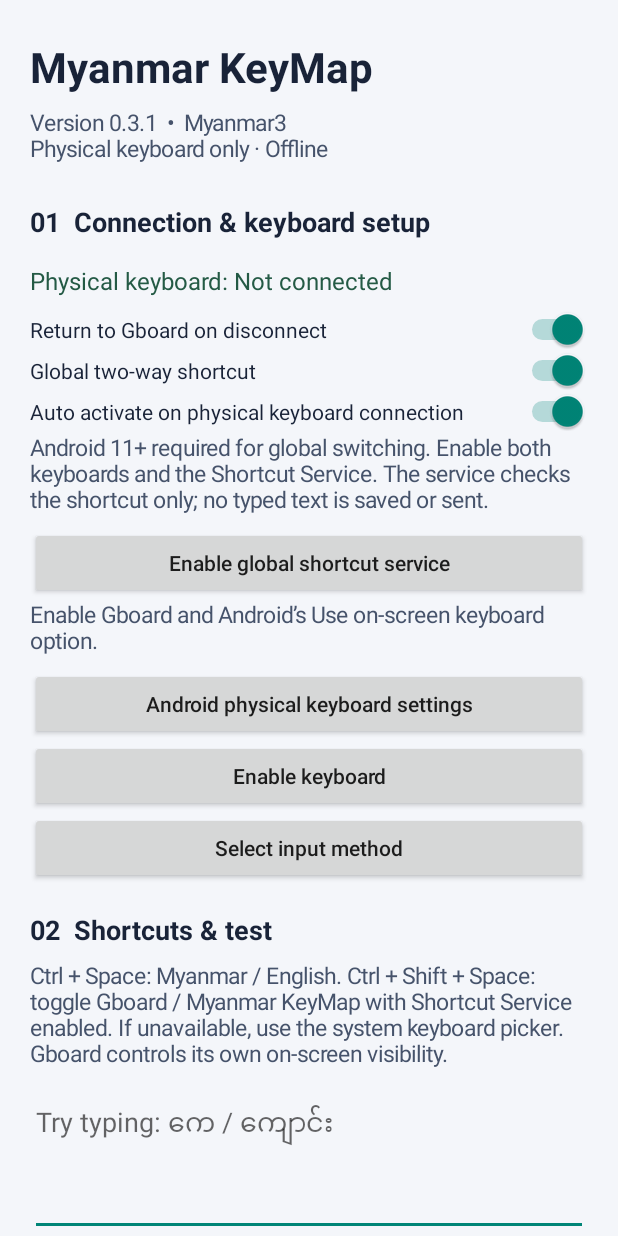
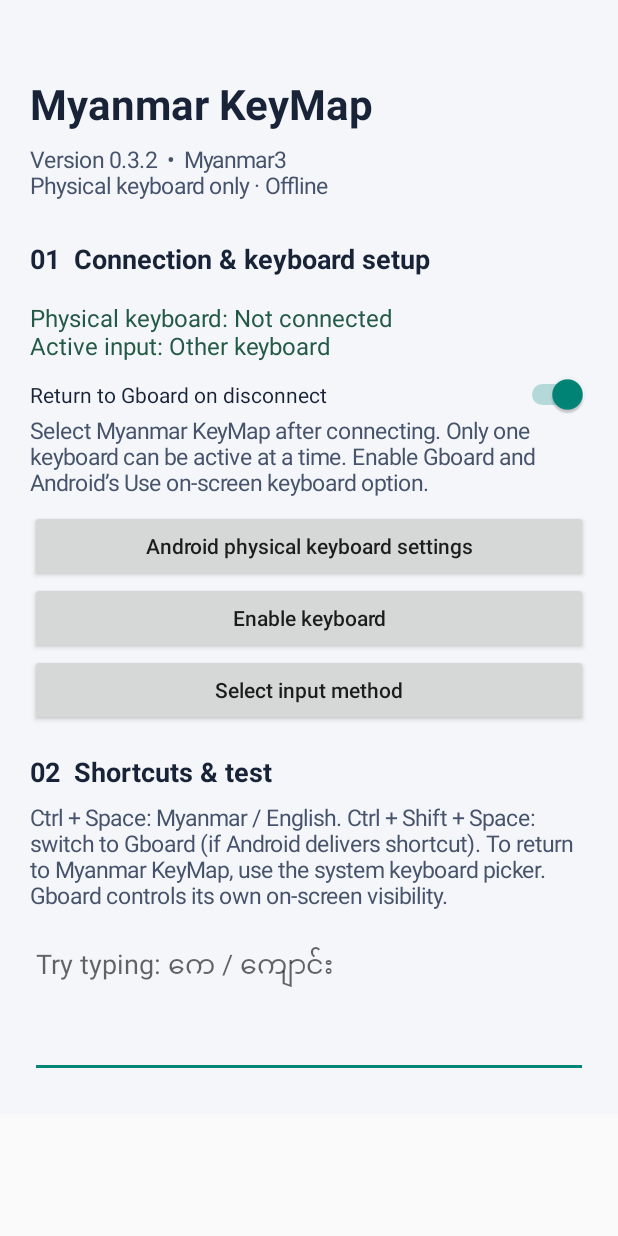
Before and after one commit to myoehtet/MyanmarKeyMap, an Android app: the screen it shows after launch (MainActivity), on a phone screen of 412 x 824 dp. Run offline under Robolectric (Android 15) with nearby library versions, the phone set to English and light mode, and no system bars.

Commit message:
Add files via upload

```diff
--- a/app/build.gradle.kts
+++ b/app/build.gradle.kts
@@ -2,7 +2,7 @@ plugins { id("com.android.application"); id("org.jetbrains.kotlin.android") }
 android {
     namespace = "com.example.myanmarkeymap"
     compileSdk = 35
-    defaultConfig { applicationId = "com.example.myanmarkeymap"; minSdk = 26; targetSdk = 35; versionCode = 5; versionName = "0.3.1" }
+    defaultConfig { applicationId = "com.example.myanmarkeymap"; minSdk = 26; targetSdk = 35; versionCode = 6; versionName = "0.3.2" }
     compileOptions { sourceCompatibility = JavaVersion.VERSION_17; targetCompatibility = JavaVersion.VERSION_17 }
     kotlinOptions { jvmTarget = "17" }
 }
--- a/app/src/main/AndroidManifest.xml
+++ b/app/src/main/AndroidManifest.xml
@@ -8,9 +8,5 @@
             <intent-filter><action android:name="android.view.InputMethod"/></intent-filter>
             <meta-data android:name="android.view.im" android:resource="@xml/input_method"/>
         </service>
-        <service android:name=".ShortcutService" android:label="Myanmar KeyMap Shortcut Service" android:permission="android.permission.BIND_ACCESSIBILITY_SERVICE" android:exported="true">
-            <intent-filter><action android:name="android.accessibilityservice.AccessibilityService"/></intent-filter>
-            <meta-data android:name="android.accessibilityservice" android:resource="@xml/shortcut_service"/>
-        </service>
     </application>
 </manifest>
--- a/app/src/main/java/com/example/myanmarkeymap/MainActivity.kt
+++ b/app/src/main/java/com/example/myanmarkeymap/MainActivity.kt
@@ -18,7 +18,9 @@ class MainActivity : Activity() {
     private val inputs by lazy { getSystemService(InputManager::class.java) }
     private fun refreshStatus() {
         val names = inputs.inputDeviceIds.toList().mapNotNull { inputs.getInputDevice(it) }.filter { !it.isVirtual && it.keyboardType == InputDevice.KEYBOARD_TYPE_ALPHABETIC }.map { it.name }.distinct()
-        status.text = if (names.isEmpty()) "Physical keyboard: Not connected" else "Connected: " + names.joinToString(", ")
+        val current = Settings.Secure.getString(contentResolver, Settings.Secure.DEFAULT_INPUT_METHOD) ?: ""
+        val mode = if (current.startsWith(packageName + "/")) "Myanmar KeyMap" else if (current.startsWith("com.google.android.inputmethod.latin/")) "Gboard" else "Other keyboard"
+        status.text = (if (names.isEmpty()) "Physical keyboard: Not connected" else "Connected: " + names.joinToString(", ")) + "\nActive input: " + mode
     }
     private val listener = object : InputManager.InputDeviceListener {
         override fun onInputDeviceAdded(id:Int) = refreshStatus()
@@ -35,21 +37,16 @@ class MainActivity : Activity() {
         fun heading(t:String, size:Float=18f) { layout.addView(TextView(this).apply { text=t; textSize=size; setTextColor(Color.parseColor("#192338")); setTypeface(null,Typeface.BOLD); setPadding(0,dp(18),0,dp(8)) }) }
         fun note(t:String) { layout.addView(TextView(this).apply { text=t; textSize=15f; setTextColor(Color.parseColor("#46536B")); setPadding(0,0,0,dp(8)) }) }
         fun button(t:String, action:()->Unit) { layout.addView(Button(this).apply { text=t; isAllCaps=false; setOnClickListener { action() } }) }
-        heading("Myanmar KeyMap",28f); note("Version 0.3.1  •  Myanmar3\nPhysical keyboard only · Offline")
+        heading("Myanmar KeyMap",28f); note("Version 0.3.2  •  Myanmar3\nPhysical keyboard only · Offline")
         heading("01  Connection & keyboard setup")
         status = TextView(this).apply { textSize=16f; setTextColor(Color.parseColor("#245A45")); setPadding(0,dp(8),0,dp(8)) }; layout.addView(status)
         layout.addView(Switch(this).apply { text="Return to Gboard on disconnect"; setTextColor(Color.parseColor("#192338")); isChecked=prefs.getBoolean("return_gboard",true); setOnCheckedChangeListener { _,v -> prefs.edit().putBoolean("return_gboard",v).apply() } })
-        fun option(label: String, key: String) { layout.addView(Switch(this).apply { text=label; setTextColor(Color.parseColor("#192338")); isChecked=prefs.getBoolean(key,true); setOnCheckedChangeListener { _,v -> prefs.edit().putBoolean(key,v).apply() } }) }
-        option("Global two-way shortcut", "global_shortcut")
-        option("Auto activate on physical keyboard connection", "auto_activate")
-        note("Android 11+ required for global switching. Enable both keyboards and the Shortcut Service. The service checks the shortcut only; no typed text is saved or sent.")
-        button("Enable global shortcut service") { startActivity(Intent(Settings.ACTION_ACCESSIBILITY_SETTINGS)) }
-        note("Enable Gboard and Android’s Use on-screen keyboard option.")
+        note("Select Myanmar KeyMap after connecting. Only one keyboard can be active at a time. Enable Gboard and Android’s Use on-screen keyboard option.")
         button("Android physical keyboard settings") { startActivity(Intent(Settings.ACTION_HARD_KEYBOARD_SETTINGS)) }
         button("Enable keyboard") { startActivity(Intent(Settings.ACTION_INPUT_METHOD_SETTINGS)) }
         button("Select input method") { getSystemService(InputMethodManager::class.java).showInputMethodPicker() }
         heading("02  Shortcuts & test")
-        note("Ctrl + Space: Myanmar / English. Ctrl + Shift + Space: toggle Gboard / Myanmar KeyMap with Shortcut Service enabled. If unavailable, use the system keyboard picker. Gboard controls its own on-screen visibility.")
+        note("Ctrl + Space: Myanmar / English. Ctrl + Shift + Space: switch to Gboard (if Android delivers shortcut). To return to Myanmar KeyMap, use the system keyboard picker. Gboard controls its own on-screen visibility.")
         layout.addView(EditText(this).apply { hint="Try typing: ကေ / ကျောင်း"; minLines=3; gravity=android.view.Gravity.TOP; setTextColor(Color.parseColor("#192338")) })
         setContentView(ScrollView(this).apply { addView(layout) })
     }
--- a/app/src/main/java/com/example/myanmarkeymap/MyanmarIme.kt
+++ b/app/src/main/java/com/example/myanmarkeymap/MyanmarIme.kt
@@ -98,14 +98,13 @@ class MyanmarIme : InputMethodService() {
         KeyEvent.KEYCODE_PERIOD -> '.'; KeyEvent.KEYCODE_SLASH -> '/'; else -> null
     }
     override fun onKeyDown(keyCode: Int, event: KeyEvent): Boolean {
+        if (!connected || event.device?.let { !it.isVirtual && it.keyboardType == InputDevice.KEYBOARD_TYPE_ALPHABETIC } != true) return super.onKeyDown(keyCode,event)
         val id = event.deviceId to keyCode
         fun handled(): Boolean { consumed.add(id); return true }
         if (keyCode == KeyEvent.KEYCODE_SPACE && event.isCtrlPressed && event.isShiftPressed && !event.isAltPressed && !event.isMetaPressed) {
-            if (!prefs.getBoolean("global_shortcut", true)) return super.onKeyDown(keyCode,event)
-            if (event.repeatCount == 0 && connected) switchToGboard()
+            if (event.repeatCount == 0) switchToGboard()
             return handled()
         }
-        if (!connected) return super.onKeyDown(keyCode,event)
         if (keyCode == KeyEvent.KEYCODE_SPACE && event.isCtrlPressed && !event.isAltPressed && !event.isMetaPressed) {
             if (event.repeatCount == 0) { toggleLanguage(); Toast.makeText(this, if (myanmar) "မြန်မာ" else "English", Toast.LENGTH_SHORT).show() }
             return handled()
```
